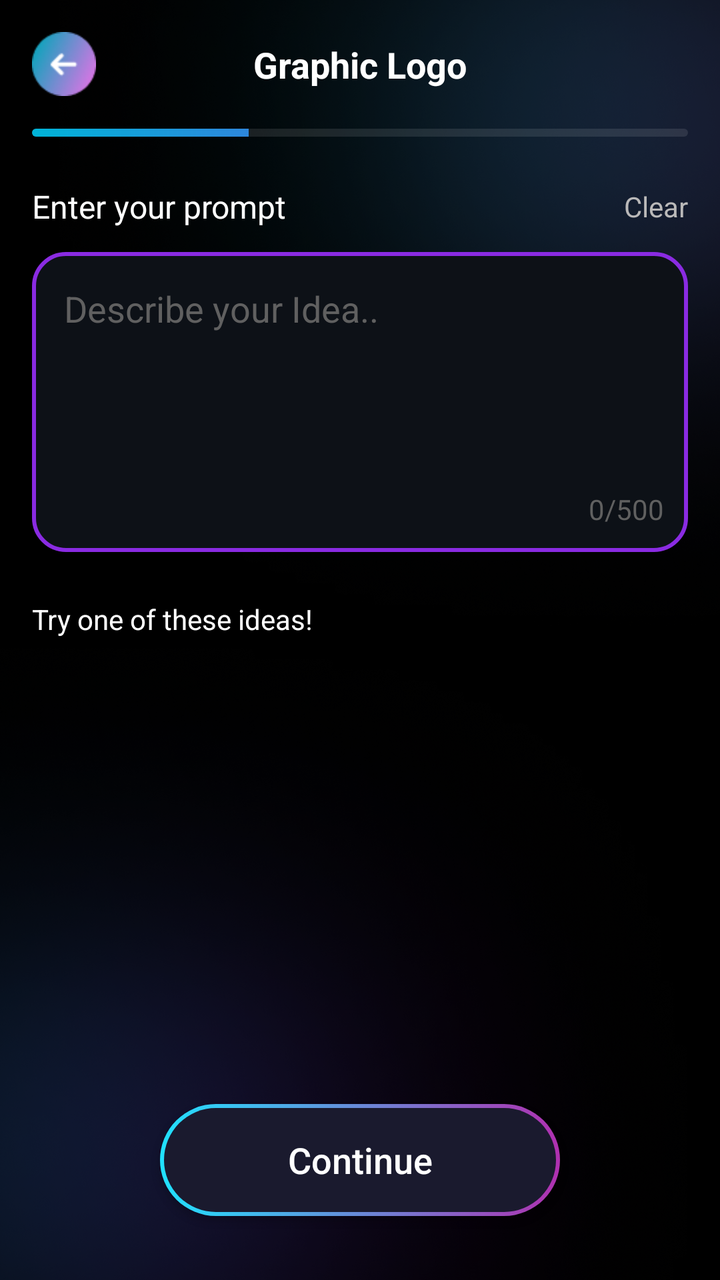
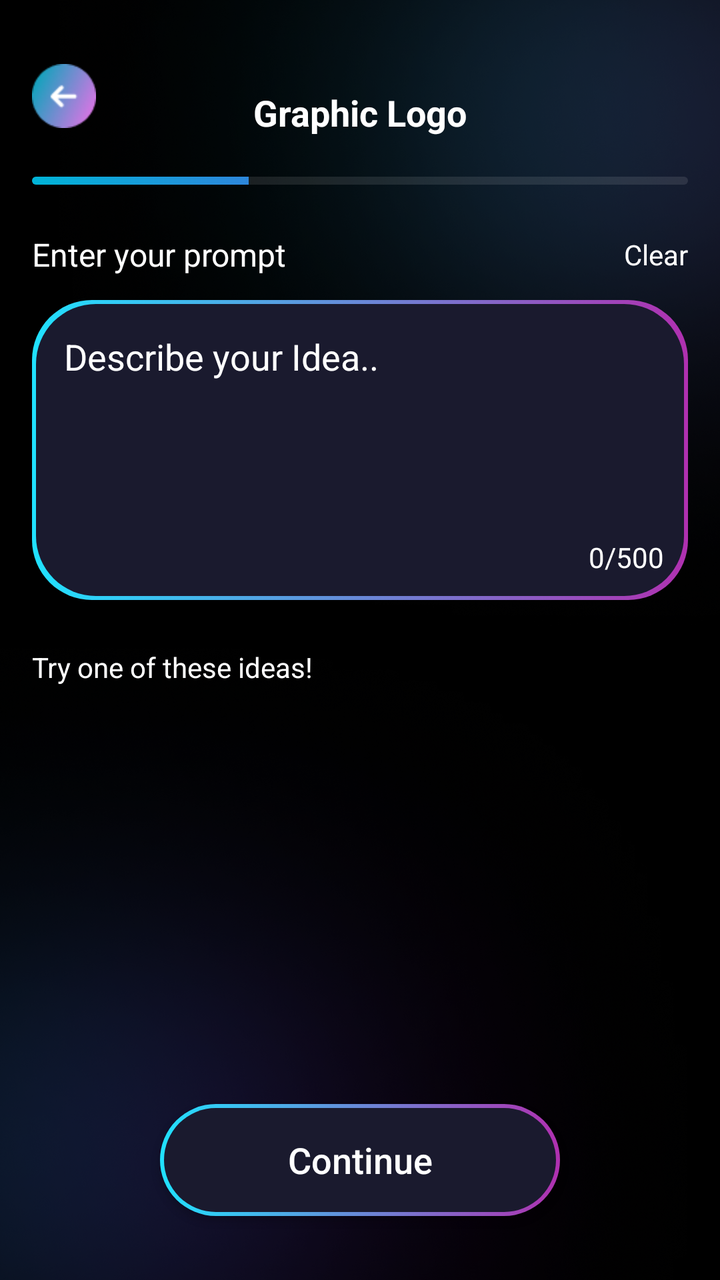

Two renders of the same Android screen: before a commit and after it. Below are the layout's source before the change and the commit's diff.
<!-- AndroidManifest.xml: application theme Theme.AILogoMaker -->
<!-- res/layout/fragment_prompt.xml -->
<?xml version="1.0" encoding="utf-8"?>
<androidx.constraintlayout.widget.ConstraintLayout
    xmlns:android="http://schemas.android.com/apk/res/android"
    xmlns:app="http://schemas.android.com/apk/res-auto"
    android:layout_width="match_parent"
    android:layout_height="match_parent"
    android:background="@drawable/splash_screen_bg"
    android:clickable="true"
    android:focusable="true"
    android:padding="16dp">

    <ImageView
        android:id="@+id/btnBackPrompt"
        android:layout_width="32dp"
        android:layout_height="32dp"
        android:src="@drawable/back_arrow"
        app:layout_constraintStart_toStartOf="parent"
        app:layout_constraintTop_toTopOf="parent"
        />

    <TextView
        android:id="@+id/tvTitle"
        android:layout_width="wrap_content"
        android:layout_height="wrap_content"
        android:text="Graphic Logo"
        android:textColor="#FFFFFF"
        android:textSize="18sp"
        android:textStyle="bold"
        app:layout_constraintBottom_toBottomOf="@id/btnBackPrompt"
        app:layout_constraintEnd_toEndOf="parent"
        app:layout_constraintStart_toStartOf="parent"
        app:layout_constraintTop_toTopOf="@id/btnBackPrompt" />

    <ProgressBar
        android:id="@+id/stepProgress"
        style="?android:attr/progressBarStyleHorizontal"
        android:layout_width="0dp"
        android:layout_height="4dp"
        android:layout_marginTop="20dp"
        android:progress="33"
        android:progressDrawable="@drawable/custom_progress"
        app:layout_constraintEnd_toEndOf="parent"
        app:layout_constraintStart_toStartOf="parent"
        app:layout_constraintTop_toBottomOf="@id/tvTitle" />

    <TextView
        android:id="@+id/labelPrompt"
        android:layout_width="wrap_content"
        android:layout_height="wrap_content"
        android:layout_marginTop="24dp"
        android:text="Enter your prompt"
        android:textColor="#FFFFFF"
        android:textSize="16sp"
        app:layout_constraintStart_toStartOf="parent"
        app:layout_constraintTop_toBottomOf="@id/stepProgress" />

    <TextView
        android:id="@+id/btnClear"
        android:layout_width="wrap_content"
        android:layout_height="wrap_content"
        android:text="Clear"
        android:textColor="#BAB9B9"
        app:layout_constraintBottom_toBottomOf="@id/labelPrompt"
        app:layout_constraintEnd_toEndOf="parent"
        app:layout_constraintTop_toTopOf="@id/labelPrompt" />

    <EditText
        android:id="@+id/etPrompt"
        android:layout_width="match_parent"
        android:layout_height="150dp"
        android:layout_marginTop="12dp"
        android:background="@drawable/prompt_input_bg"
        android:gravity="top"
        android:hint="Describe your Idea.."
        android:padding="16dp"
        android:textColor="#FFFFFF"
        android:textColorHint="#606060"
        app:layout_constraintTop_toBottomOf="@id/labelPrompt" />

    <TextView
        android:id="@+id/tvCharCount"
        android:layout_width="wrap_content"
        android:layout_height="wrap_content"
        android:layout_margin="12dp"
        android:text="0/500"
        android:textColor="#606060"
        app:layout_constraintBottom_toBottomOf="@id/etPrompt"
        app:layout_constraintEnd_toEndOf="@id/etPrompt" />

    <TextView
        android:id="@+id/labelIdeas"
        android:layout_width="wrap_content"
        android:layout_height="wrap_content"
        android:layout_marginTop="24dp"
        android:text="Try one of these ideas!"
        android:textColor="#FFFFFF"
        app:layout_constraintStart_toStartOf="parent"
        app:layout_constraintTop_toBottomOf="@id/etPrompt" />

    <androidx.recyclerview.widget.RecyclerView
        android:id="@+id/rvIdeas"
        android:layout_width="match_parent"
        android:layout_height="0dp"
        android:layout_marginTop="12dp"
        app:layout_constraintBottom_toTopOf="@id/btnContinue"
        app:layout_constraintTop_toBottomOf="@id/labelIdeas" />

    <androidx.appcompat.widget.AppCompatButton
        android:id="@+id/btnContinue"
        android:layout_width="200dp"
        android:layout_height="56dp"
        android:layout_marginBottom="16dp"
        android:background="@drawable/button_bg"
        android:text="Continue"
        android:textAllCaps="false"
        android:textColor="#FFFFFF"
        android:textSize="18sp"
        app:layout_constraintBottom_toBottomOf="parent"
        app:layout_constraintEnd_toEndOf="parent"
        app:layout_constraintStart_toStartOf="parent" />

</androidx.constraintlayout.widget.ConstraintLayout>
<!-- resources referenced by this layout -->
<resources>
  <!-- drawable back_arrow: png bitmap (drawable, 3115 bytes) -->
  <!-- drawable button_bg (drawable) -->
  <?xml version="1.0" encoding="utf-8"?>
  <layer-list xmlns:android="http://schemas.android.com/apk/res/android">
      <item>
          <shape android:shape="rectangle">
              <corners android:radius="30dp" />
              <gradient
                  android:startColor="#20E2FF"
                  android:endColor="#B030B0"
                  android:angle="0"
                  android:type="linear" />
          </shape>
      </item>
  
      <item
          android:bottom="2dp"
          android:left="2dp"
          android:right="2dp"
          android:top="2dp">
          <shape android:shape="rectangle">
              <corners android:radius="30dp" />
              <solid android:color="#1A1A2E" />
          </shape>
      </item>
  </layer-list>
  <!-- drawable custom_progress (drawable) -->
  <?xml version="1.0" encoding="utf-8"?>
  <layer-list xmlns:android="http://schemas.android.com/apk/res/android">
      <item android:id="@android:id/background">
          <shape>
              <corners android:radius="10dp" />
              <solid android:color="#1AFFFFFF" />
          </shape>
      </item>
      <item android:id="@android:id/progress">
          <clip>
              <shape>
                  <corners android:radius="10dp" />
                  <gradient
                      android:startColor="#00B4D8"
                      android:endColor="#8A2BE2"
                      android:angle="0" />
              </shape>
          </clip>
      </item>
  </layer-list>
  <!-- drawable prompt_input_bg (drawable) -->
  <?xml version="1.0" encoding="utf-8"?>
  <shape xmlns:android="http://schemas.android.com/apk/res/android">
      <corners android:radius="16dp" />
      <stroke
          android:width="2dp"
          android:color="#8A2BE2" /> <solid android:color="#0D1117" />
  </shape>
  <!-- drawable splash_screen_bg: png bitmap (drawable, 821432 bytes) -->
  <style name="Theme.AILogoMaker" parent="Theme.MaterialComponents.DayNight.NoActionBar">
          <item name="colorPrimary">@color/purple_500</item>
          <item name="colorPrimaryVariant">@color/purple_700</item>
          <item name="colorOnPrimary">@color/white</item>
          <item name="colorSecondary">@color/teal_200</item>
          <item name="colorSecondaryVariant">@color/teal_700</item>
          <item name="colorOnSecondary">@color/black</item>
          <item name="android:statusBarColor">@android:color/transparent</item>
      </style>
  <color name="purple_500">#FF6200EE</color>
  <color name="purple_700">#FF3700B3</color>
  <color name="white">#FFFFFFFF</color>
  <color name="teal_200">#FF03DAC5</color>
  <color name="teal_700">#FF018786</color>
  <color name="black">#FF000000</color>
</resources>

<!-- the commit's change to res/layout/fragment_prompt.xml (unified diff, before → after) -->
@@ -13,15 +13,16 @@
         android:id="@+id/btnBackPrompt"
         android:layout_width="32dp"
         android:layout_height="32dp"
+        android:layout_marginTop="16dp"
         android:src="@drawable/back_arrow"
         app:layout_constraintStart_toStartOf="parent"
-        app:layout_constraintTop_toTopOf="parent"
-        />
+        app:layout_constraintTop_toTopOf="parent" />
 
     <TextView
         android:id="@+id/tvTitle"
         android:layout_width="wrap_content"
         android:layout_height="wrap_content"
+        android:layout_marginTop="16dp"
         android:text="Graphic Logo"
         android:textColor="#FFFFFF"
         android:textSize="18sp"
@@ -59,7 +60,7 @@
         android:layout_width="wrap_content"
         android:layout_height="wrap_content"
         android:text="Clear"
-        android:textColor="#BAB9B9"
+        android:textColor="@color/white"
         app:layout_constraintBottom_toBottomOf="@id/labelPrompt"
         app:layout_constraintEnd_toEndOf="parent"
         app:layout_constraintTop_toTopOf="@id/labelPrompt" />
@@ -69,12 +70,12 @@
         android:layout_width="match_parent"
         android:layout_height="150dp"
         android:layout_marginTop="12dp"
-        android:background="@drawable/prompt_input_bg"
+        android:background="@drawable/button_bg"
         android:gravity="top"
         android:hint="Describe your Idea.."
         android:padding="16dp"
         android:textColor="#FFFFFF"
-        android:textColorHint="#606060"
+        android:textColorHint="@color/white"
         app:layout_constraintTop_toBottomOf="@id/labelPrompt" />
 
     <TextView
@@ -83,7 +84,7 @@
         android:layout_height="wrap_content"
         android:layout_margin="12dp"
         android:text="0/500"
-        android:textColor="#606060"
+        android:textColor="@color/white"
         app:layout_constraintBottom_toBottomOf="@id/etPrompt"
         app:layout_constraintEnd_toEndOf="@id/etPrompt" />
 
<!-- resource entries referenced after the edit -->
@@ -47,14 +47,6 @@
           </clip>
       </item>
   </layer-list>
-  <!-- drawable prompt_input_bg (drawable) -->
-  <?xml version="1.0" encoding="utf-8"?>
-  <shape xmlns:android="http://schemas.android.com/apk/res/android">
-      <corners android:radius="16dp" />
-      <stroke
-          android:width="2dp"
-          android:color="#8A2BE2" /> <solid android:color="#0D1117" />
-  </shape>
   <!-- drawable splash_screen_bg: png bitmap (drawable, 821432 bytes) -->
   <style name="Theme.AILogoMaker" parent="Theme.MaterialComponents.DayNight.NoActionBar">
           <item name="colorPrimary">@color/purple_500</item>
